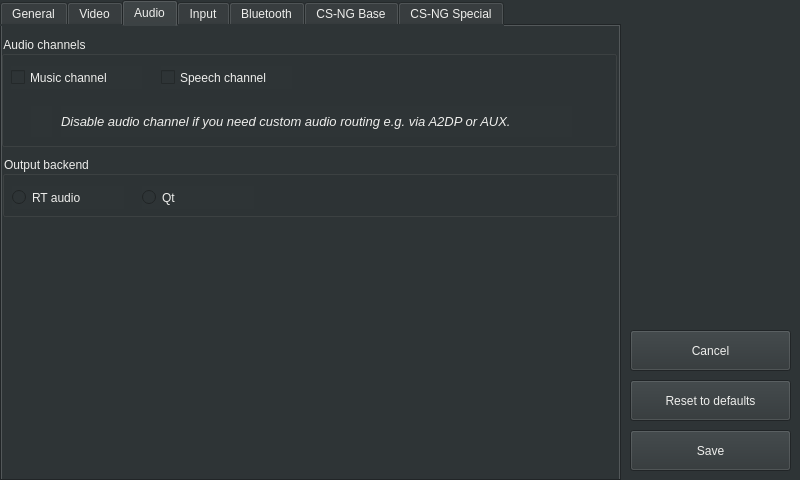
First picture: the form in src/autoapp/UI/settingswindow.ui, repository arash-rasouli/openauto, before the edit.
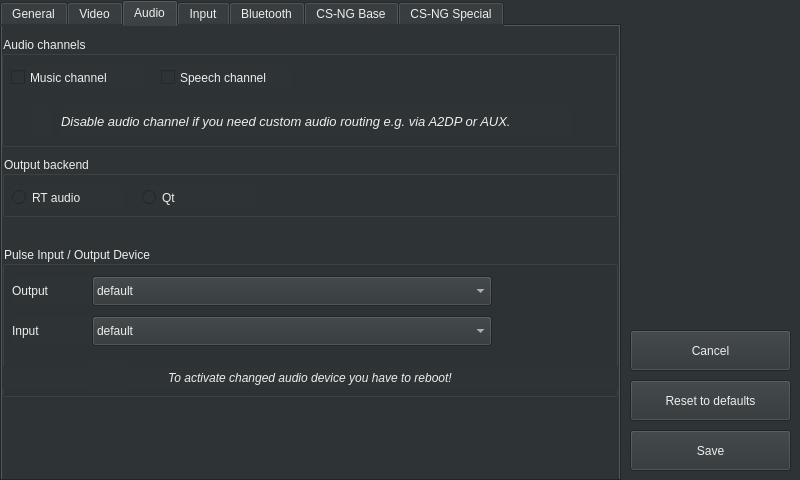
Second picture: the form after the edit. The open tabs and pages were chosen to show the change. Icons and pictures are not drawn.

Commit message: Init sound card handling

The edit to the form file:
```diff
--- a/src/autoapp/UI/settingswindow.ui
+++ b/src/autoapp/UI/settingswindow.ui
@@ -581,6 +581,124 @@
       </property>
      </widget>
     </widget>
+    <widget class="QGroupBox" name="groupBoxPulse">
+     <property name="geometry">
+      <rect>
+       <x>0</x>
+       <y>220</y>
+       <width>616</width>
+       <height>151</height>
+      </rect>
+     </property>
+     <property name="title">
+      <string>Pulse Input / Output Device</string>
+     </property>
+     <widget class="QComboBox" name="comboBoxPulseOutput">
+      <property name="geometry">
+       <rect>
+        <x>90</x>
+        <y>30</y>
+        <width>400</width>
+        <height>30</height>
+       </rect>
+      </property>
+      <property name="editable">
+       <bool>false</bool>
+      </property>
+      <property name="currentText">
+       <string>default</string>
+      </property>
+      <item>
+       <property name="text">
+        <string>default</string>
+       </property>
+      </item>
+     </widget>
+     <widget class="QLabel" name="labelPulseOutput">
+      <property name="geometry">
+       <rect>
+        <x>10</x>
+        <y>30</y>
+        <width>80</width>
+        <height>30</height>
+       </rect>
+      </property>
+      <property name="text">
+       <string>Output</string>
+      </property>
+     </widget>
+     <widget class="QComboBox" name="comboBoxPulseInput">
+      <property name="geometry">
+       <rect>
+        <x>90</x>
+        <y>70</y>
+        <width>400</width>
+        <height>30</height>
+       </rect>
+      </property>
+      <property name="editable">
+       <bool>false</bool>
+      </property>
+      <property name="currentText">
+       <string>default</string>
+      </property>
+      <item>
+       <property name="text">
+        <string>default</string>
+       </property>
+      </item>
+     </widget>
+     <widget class="QLabel" name="labelPulseInput">
+      <property name="geometry">
+       <rect>
+        <x>10</x>
+        <y>70</y>
+        <width>80</width>
+        <height>30</height>
+       </rect>
+      </property>
+      <property name="text">
+       <string>Input</string>
+      </property>
+     </widget>
+     <widget class="QLabel" name="labelSettingsInfo_2">
+      <property name="geometry">
+       <rect>
+        <x>0</x>
+        <y>120</y>
+        <width>616</width>
+        <height>23</height>
+       </rect>
+      </property>
+      <property name="font">
+       <font>
+        <italic>true</italic>
+       </font>
+      </property>
+      <property name="text">
+       <string>To activate changed audio device you have to reboot!</string>
+      </property>
+      <property name="alignment">
+       <set>Qt::AlignCenter</set>
+      </property>
+      <property name="wordWrap">
+       <bool>true</bool>
+      </property>
+     </widget>
+     <widget class="QLabel" name="labelSettingsInfo_Icon_2">
+      <property name="geometry">
+       <rect>
+        <x>90</x>
+        <y>114</y>
+        <width>31</width>
+        <height>31</height>
+       </rect>
+      </property>
+      <property name="text">
+       <string>&lt;html&gt;&lt;head/&gt;&lt;body&gt;&lt;p align=&quot;justify&quot;&gt;&lt;img src=&quot;:/ico_warning.png&quot;/&gt;&lt;/p&gt;&lt;/body&gt;&lt;/html&gt;</string>
+      </property>
+     </widget>
+    </widget>
    </widget>
    <widget class="QWidget" name="tabInput">
     <attribute name="title">
```
The commit also changes 1 other file.
